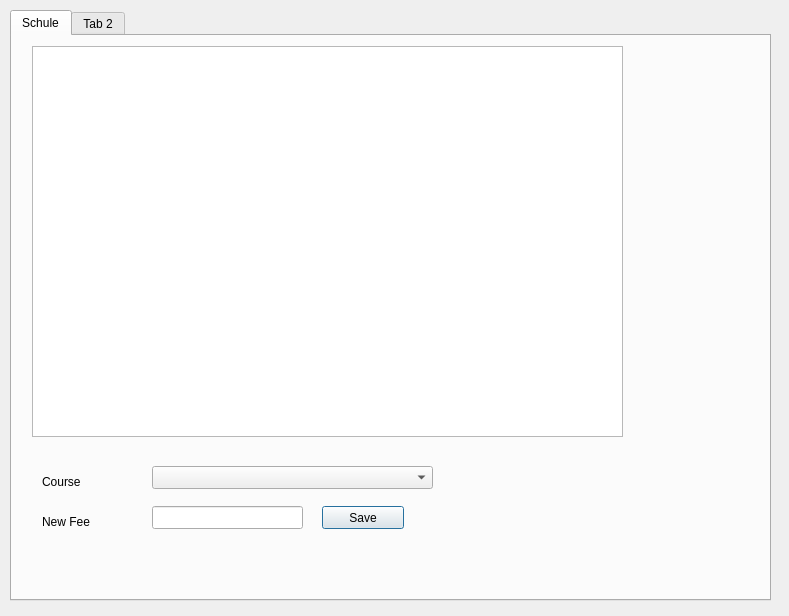
The window that managefeesdialog.ui (MrRisoni/Gauss) describes before a commit, drawn with Qt 5.
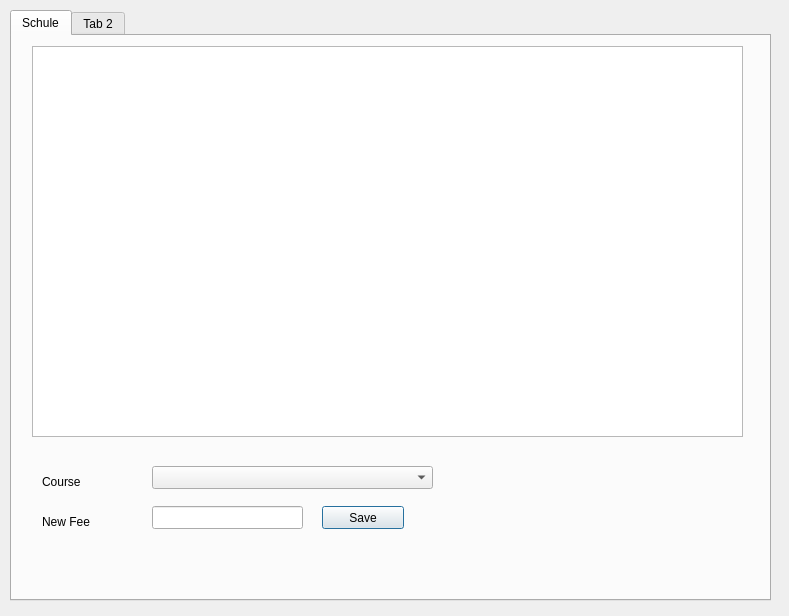
The same window after the commit.

Patch:
```diff
--- a/managefeesdialog.ui
+++ b/managefeesdialog.ui
@@ -57,7 +57,7 @@
       <rect>
        <x>20</x>
        <y>10</y>
-       <width>591</width>
+       <width>711</width>
        <height>391</height>
       </rect>
      </property>
```
Left out of the diff: 2 changed lines with no effect on the pictures.
